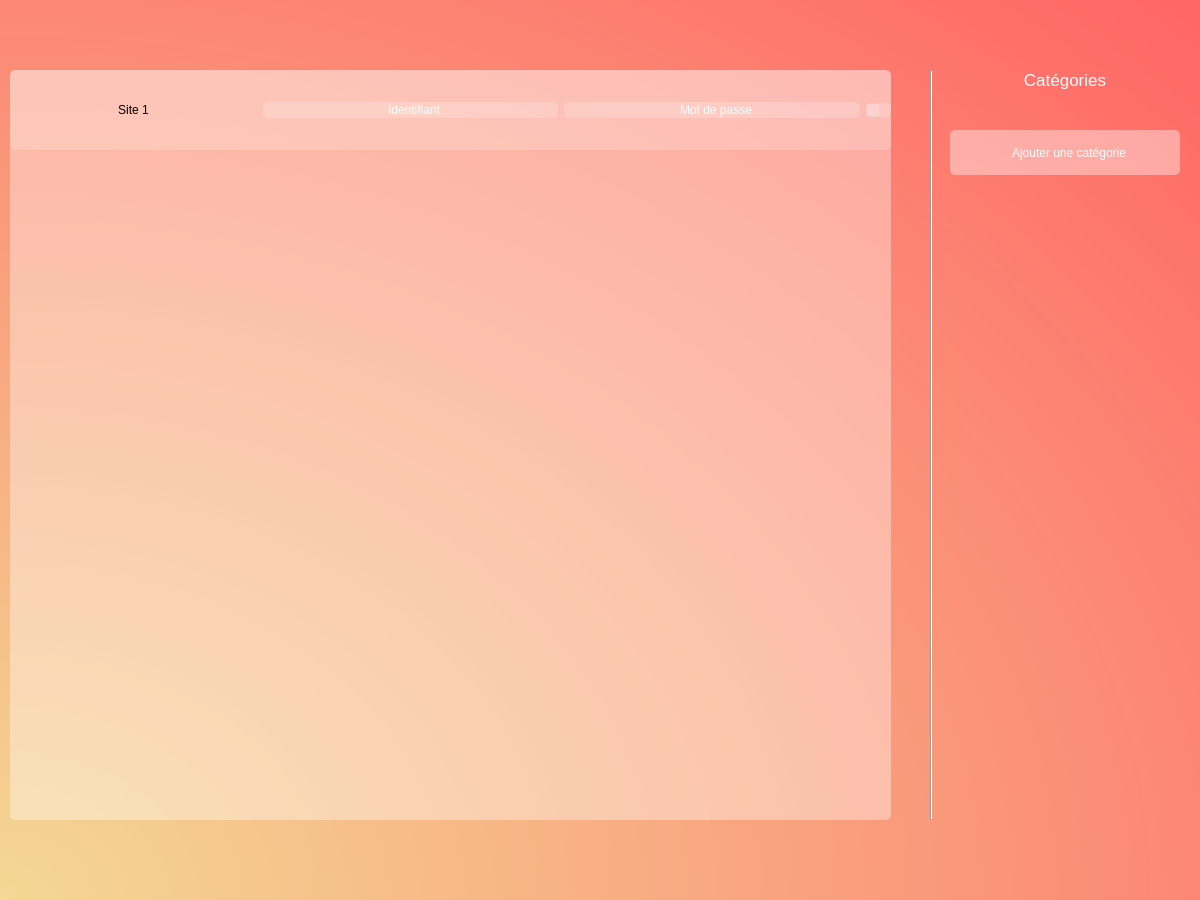
Old version of the form Interface_graphique/PyQt/UI/fenetreGestion.ui in the repository MindPass/Code.
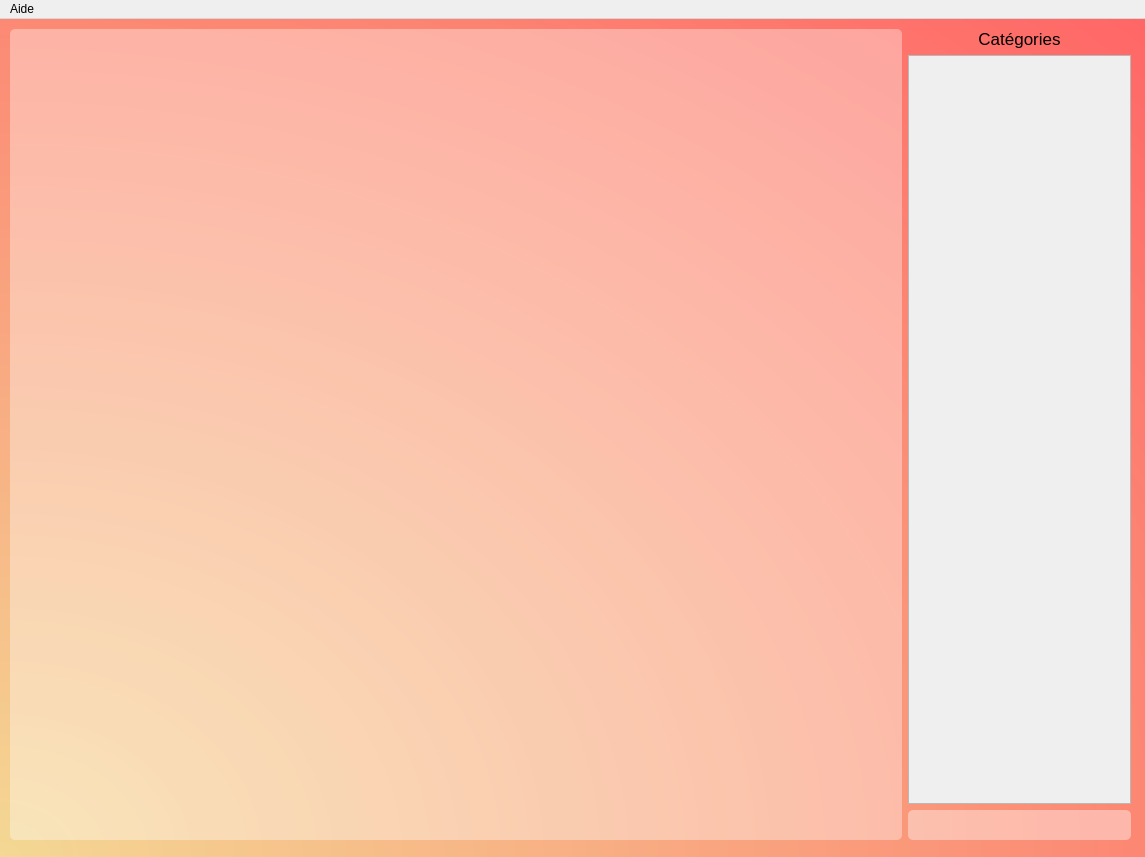
New version of the form. Icons and pictures are not drawn.

What changed in the file:
```diff
--- a/Interface_graphique/PyQt/UI/fenetreGestion.ui
+++ b/Interface_graphique/PyQt/UI/fenetreGestion.ui
@@ -6,8 +6,8 @@
    <rect>
     <x>0</x>
     <y>0</y>
-    <width>1200</width>
-    <height>900</height>
+    <width>1145</width>
+    <height>857</height>
    </rect>
   </property>
   <property name="windowTitle">
@@ -30,21 +30,27 @@
     background: rgba(255,255,255,100);
     border: none;
     border-radius: 5px;
-    color: white;
+    color: black;
     padding-left: 10px;
 }
 </string>
   </property>
   <widget class="QWidget" name="corps_gestion">
-   <widget class="QScrollArea" name="scrollArea">
+   <widget class="QWidget" name="horizontalLayoutWidget_3">
     <property name="geometry">
      <rect>
       <x>10</x>
-      <y>70</y>
-      <width>881</width>
-      <height>750</height>
+      <y>10</y>
+      <width>1121</width>
+      <height>811</height>
      </rect>
     </property>
+    <layout class="QHBoxLayout" name="horizontalLayout_gestion" stretch="8,2">
+     <property name="sizeConstraint">
+      <enum>QLayout::SetNoConstraint</enum>
+     </property>
+     <item>
+      <widget class="QScrollArea" name="scrollArea">
     <property name="styleSheet">
      <string notr="true">QWidget {
     border: none;
@@ -66,83 +72,17 @@
       <rect>
        <x>0</x>
        <y>0</y>
-       <width>881</width>
-       <height>750</height>
-      </rect>
-     </property>
-     <widget class="QWidget" name="horizontalLayoutWidget">
-      <property name="geometry">
-       <rect>
-        <x>0</x>
-        <y>0</y>
-        <width>881</width>
-        <height>80</height>
-       </rect>
-      </property>
-      <layout class="QHBoxLayout" name="ligne" stretch="100,120,120,10">
-       <item>
-        <widget class="QLabel" name="site_web">
-         <property name="text">
-          <string>Site 1</string>
-         </property>
-         <property name="alignment">
-          <set>Qt::AlignCenter</set>
-         </property>
-        </widget>
-       </item>
-       <item>
-        <widget class="QLineEdit" name="identifiant">
-         <property name="text">
-          <string>Identifiant</string>
-         </property>
-         <property name="alignment">
-          <set>Qt::AlignCenter</set>
-         </property>
+          <width>890</width>
+          <height>809</height>
+         </rect>
+        </property>
+       </widget>
         </widget>
        </item>
        <item>
-        <widget class="QLineEdit" name="mdp">
-         <property name="text">
-          <string>Mot de passe</string>
-         </property>
-         <property name="alignment">
-          <set>Qt::AlignCenter</set>
-         </property>
-        </widget>
-       </item>
+      <layout class="QVBoxLayout" name="Categories" stretch="0,0,2">
        <item>
-        <widget class="QCheckBox" name="categorie">
-         <property name="text">
-          <string notr="true"/>
-         </property>
-        </widget>
-       </item>
-      </layout>
-     </widget>
-    </widget>
-   </widget>
-   <widget class="Line" name="line">
-    <property name="geometry">
-     <rect>
-      <x>930</x>
-      <y>70</y>
-      <width>3</width>
-      <height>750</height>
-     </rect>
-    </property>
-    <property name="orientation">
-     <enum>Qt::Vertical</enum>
-    </property>
-   </widget>
-   <widget class="QLabel" name="catTitle">
-    <property name="geometry">
-     <rect>
-      <x>960</x>
-      <y>50</y>
-      <width>210</width>
-      <height>60</height>
-     </rect>
-    </property>
+        <widget class="QLabel" name="titre_cat">
     <property name="font">
      <font>
       <pointsize>13</pointsize>
@@ -158,21 +98,43 @@
      <number>0</number>
     </property>
    </widget>
-   <widget class="QLineEdit" name="lineEdit">
+       </item>
+       <item>
+        <widget class="QScrollArea" name="scrollArea_cat">
+         <property name="widgetResizable">
+          <bool>true</bool>
+         </property>
+         <widget class="QWidget" name="scrollAreaWidgetContents_cat">
     <property name="geometry">
      <rect>
-      <x>950</x>
-      <y>130</y>
-      <width>230</width>
-      <height>45</height>
-     </rect>
-    </property>
+            <x>0</x>
+            <y>0</y>
+            <width>219</width>
+            <height>742</height>
+           </rect>
+          </property>
+         </widget>
+        </widget>
+       </item>
+       <item>
+        <widget class="QLineEdit" name="ajouter_cat">
+         <property name="minimumSize">
+          <size>
+           <width>0</width>
+           <height>30</height>
+          </size>
+         </property>
     <property name="text">
-     <string>Ajouter une catégorie</string>
+          <string/>
     </property>
     <property name="alignment">
      <set>Qt::AlignCenter</set>
     </property>
+        </widget>
+       </item>
+      </layout>
+     </item>
+    </layout>
    </widget>
   </widget>
   <widget class="QMenuBar" name="menubar">
@@ -180,10 +142,16 @@
     <rect>
      <x>0</x>
      <y>0</y>
-     <width>1200</width>
+     <width>1145</width>
      <height>21</height>
     </rect>
    </property>
+   <widget class="QMenu" name="menuAide">
+    <property name="title">
+     <string>Aide</string>
+    </property>
+   </widget>
+   <addaction name="menuAide"/>
   </widget>
  </widget>
  <resources/>
```
Lines whose indentation alone changed are shown as unchanged.
